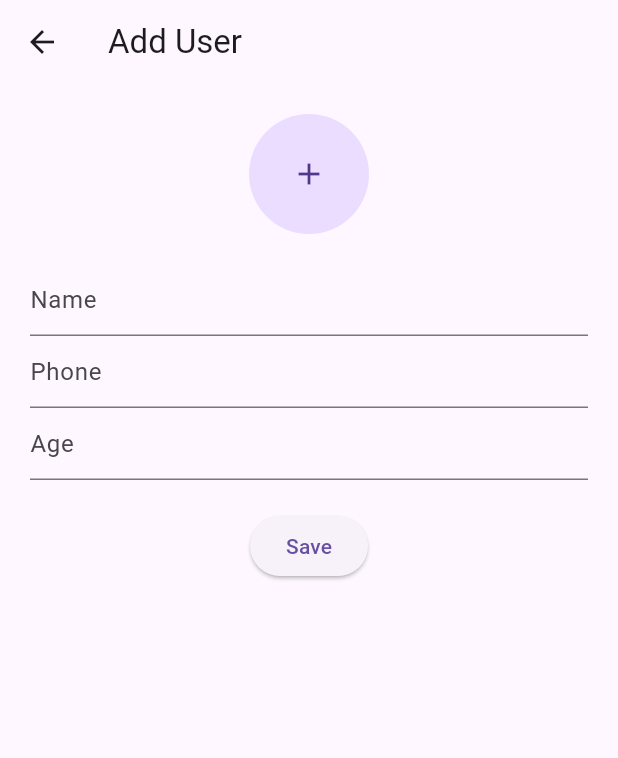
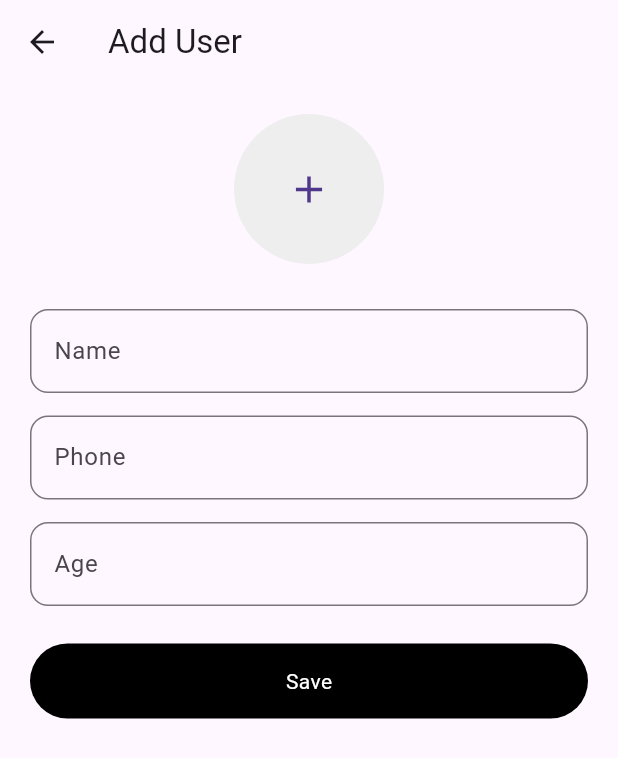
Before and after one commit to sufiyan454/totalx_project, a Flutter app: the HomeScreen screen opened directly, after a tap on the "add" icon, on a phone screen of 412 x 824 dp. Shown: the top 758 px of the screen. Run offline on Flutter 3.47's test engine with Material 3 defaults, Android fonts, the phone set to English and light mode, and no system bars; our stand-ins replace image_picker.

Commit message:
Finalize home screen with sorting bottom sheet and UI polish

```diff
--- a/lib/screens/add_user_screen.dart
+++ b/lib/screens/add_user_screen.dart
@@ -19,15 +19,12 @@ class _AddUserScreenState extends State<AddUserScreen> {
 
   File? image;
 
-  // 📸 PICK IMAGE
   Future<void> pickImage() async {
     final picked =
         await ImagePicker().pickImage(source: ImageSource.gallery);
 
     if (picked != null) {
-      setState(() {
-        image = File(picked.path);
-      });
+      setState(() => image = File(picked.path));
     }
   }
 
@@ -42,46 +39,59 @@ class _AddUserScreenState extends State<AddUserScreen> {
         child: Column(
           children: [
 
-            // 👤 IMAGE PICKER
             GestureDetector(
               onTap: pickImage,
               child: CircleAvatar(
-                radius: 40,
+                radius: 50,
+                backgroundColor: Colors.grey[200],
                 backgroundImage:
                     image != null ? FileImage(image!) : null,
                 child: image == null
-                    ? const Icon(Icons.add)
+                    ? const Icon(Icons.add, size: 30)
                     : null,
               ),
             ),
 
-            const SizedBox(height: 20),
+            const SizedBox(height: 30),
 
-            // 🧾 NAME
             TextField(
               controller: name,
-              decoration: const InputDecoration(hintText: "Name"),
+              decoration: InputDecoration(
+                hintText: "Name",
+                border: OutlineInputBorder(
+                  borderRadius: BorderRadius.circular(12),
+                ),
+              ),
             ),
 
-            // 📱 PHONE
+            const SizedBox(height: 15),
+
             TextField(
               controller: phone,
-              decoration: const InputDecoration(hintText: "Phone"),
-              keyboardType: TextInputType.phone,
+              decoration: InputDecoration(
+                hintText: "Phone",
+                border: OutlineInputBorder(
+                  borderRadius: BorderRadius.circular(12),
+                ),
+              ),
             ),
 
-            // 🎂 AGE
+            const SizedBox(height: 15),
+
             TextField(
               controller: age,
-              decoration: const InputDecoration(hintText: "Age"),
-              keyboardType: TextInputType.number,
+              decoration: InputDecoration(
+                hintText: "Age",
+                border: OutlineInputBorder(
+                  borderRadius: BorderRadius.circular(12),
+                ),
+              ),
             ),
 
-            const SizedBox(height: 20),
+            const SizedBox(height: 25),
 
-            // 💾 SAVE BUTTON
-            ElevatedButton(
-              onPressed: () {
+            GestureDetector(
+              onTap: () {
                 p.addUser(
                   UserModel(
                     name: name.text,
@@ -90,10 +100,20 @@ class _AddUserScreenState extends State<AddUserScreen> {
                     image: image?.path ?? "",
                   ),
                 );
-
                 Navigator.pop(context);
               },
-              child: const Text("Save"),
+              child: Container(
+                width: double.infinity,
+                height: 50,
+                decoration: BoxDecoration(
+                  color: Colors.black,
+                  borderRadius: BorderRadius.circular(25),
+                ),
+                child: const Center(
+                  child: Text("Save",
+                      style: TextStyle(color: Colors.white)),
+                ),
+              ),
             ),
           ],
         ),
--- a/lib/screens/home_screen.dart
+++ b/lib/screens/home_screen.dart
@@ -13,13 +13,15 @@ class HomeScreen extends StatelessWidget {
     final p = Provider.of<UserProvider>(context);
 
     return Scaffold(
+      backgroundColor: Colors.grey[100],
+
       appBar: AppBar(
-        title: const Text("Users"),
-
-        // ✅ FILTER ICON
+        backgroundColor: Colors.white,
+        elevation: 0,
+        title: const Text("Users", style: TextStyle(color: Colors.black)),
         actions: [
           IconButton(
-            icon: const Icon(Icons.filter_list),
+            icon: const Icon(Icons.filter_list, color: Colors.black),
             onPressed: () {
               showModalBottomSheet(
                 context: context,
@@ -31,6 +33,7 @@ class HomeScreen extends StatelessWidget {
       ),
 
       floatingActionButton: FloatingActionButton(
+        backgroundColor: Colors.black,
         onPressed: () {
           Navigator.push(
             context,
@@ -41,7 +44,7 @@ class HomeScreen extends StatelessWidget {
       ),
 
       body: Padding(
-        padding: const EdgeInsets.all(12),
+        padding: const EdgeInsets.all(16),
         child: Column(
           children: [
 
@@ -51,15 +54,18 @@ class HomeScreen extends StatelessWidget {
               decoration: InputDecoration(
                 hintText: "Search",
                 prefixIcon: const Icon(Icons.search),
+                filled: true,
+                fillColor: Colors.white,
                 border: OutlineInputBorder(
-                  borderRadius: BorderRadius.circular(12),
+                  borderRadius: BorderRadius.circular(20),
+                  borderSide: BorderSide.none,
                 ),
               ),
             ),
 
-            const SizedBox(height: 10),
+            const SizedBox(height: 20),
 
-            // 📋 LIST
+            // 📋 USER LIST
             Expanded(
               child: ListView.builder(
                 itemCount: p.users.length,
@@ -67,30 +73,29 @@ class HomeScreen extends StatelessWidget {
                   final u = p.users[index];
 
                   return Container(
-                    margin: const EdgeInsets.symmetric(vertical: 6),
+                    margin: const EdgeInsets.only(bottom: 12),
                     padding: const EdgeInsets.all(12),
                     decoration: BoxDecoration(
                       color: Colors.white,
-                      borderRadius: BorderRadius.circular(12),
+                      borderRadius: BorderRadius.circular(16),
                     ),
                     child: Row(
                       children: [
-
                         CircleAvatar(
                           radius: 25,
-                          backgroundImage:
-                              u.image.isNotEmpty ? FileImage(File(u.image)) : null,
+                          backgroundImage: u.image.isNotEmpty
+                              ? FileImage(File(u.image))
+                              : null,
                           child: u.image.isEmpty
                               ? const Icon(Icons.person)
                               : null,
                         ),
-
-                        const SizedBox(width: 10),
-
+                        const SizedBox(width: 12),
                         Column(
                           crossAxisAlignment: CrossAxisAlignment.start,
                           children: [
-                            Text(u.name),
+                            Text(u.name,
+                                style: const TextStyle(fontSize: 16)),
                             Text("Age: ${u.age}"),
                           ],
                         )
@@ -107,7 +112,7 @@ class HomeScreen extends StatelessWidget {
   }
 }
 
-// ✅ BOTTOM SHEET (SORT)
+// ✅ SORT BOTTOM SHEET (ALREADY INCLUDED)
 Widget buildSortSheet(BuildContext context) {
   final p = Provider.of<UserProvider>(context, listen: false);
 
@@ -117,7 +122,7 @@ Widget buildSortSheet(BuildContext context) {
       mainAxisSize: MainAxisSize.min,
       children: [
 
-        const Text("Sort By"),
+        const Text("Sort By", style: TextStyle(fontSize: 18)),
 
         ListTile(
           title: const Text("All"),
```
Also changed, not shown: lib/screens/login_screen.dart (+68 -15 lines).
